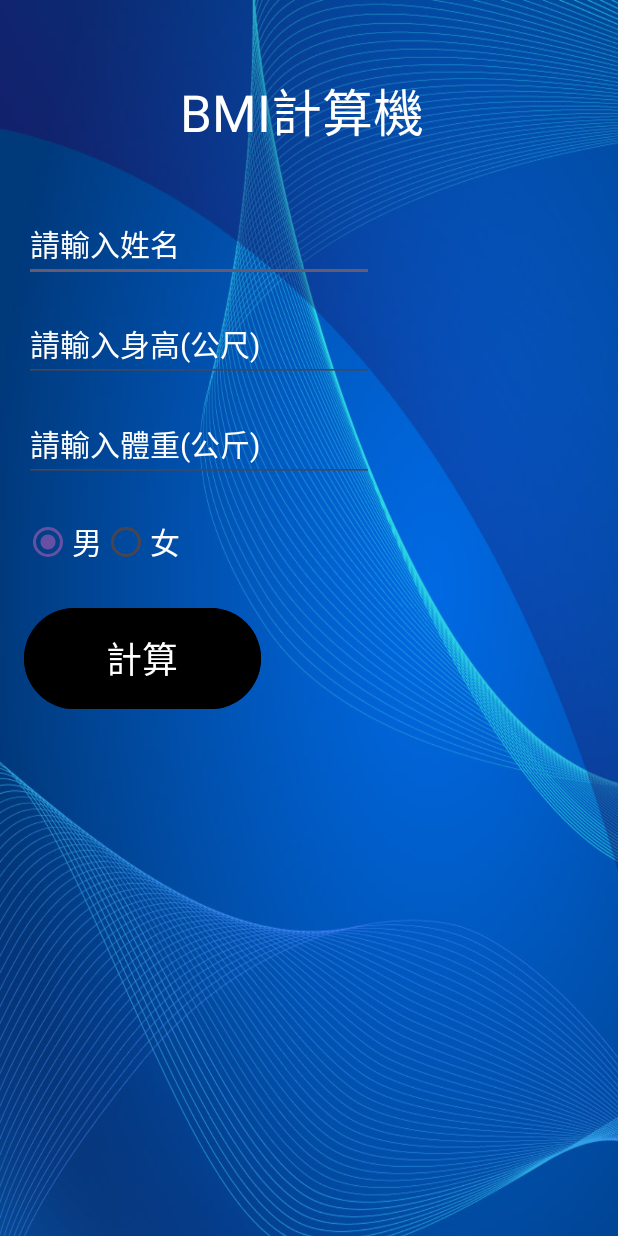
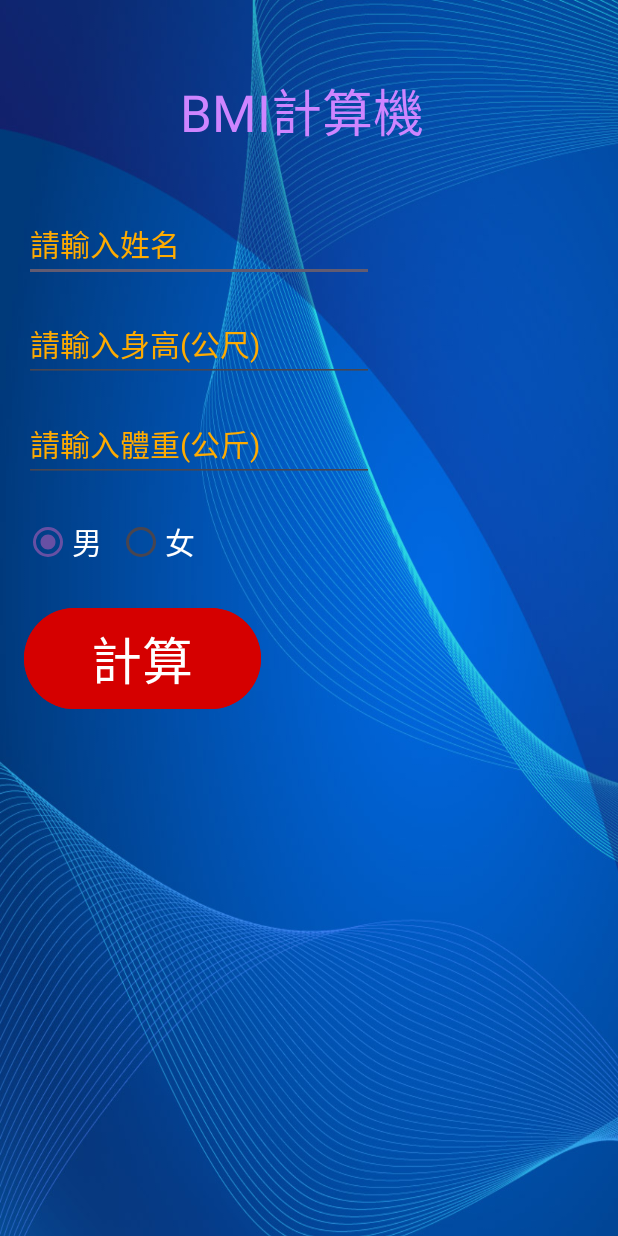
Before and after one commit to JeffreyLee143/AGILE-METHODOLOGY-FOR-MOBILE-APPLICATION-DEVELOPMENT, an Android app: the screen it shows after launch (MainActivity), on a phone screen of 412 x 824 dp. Run offline under Robolectric (Android 15) with nearby library versions, the phone set to English and light mode, and no system bars.

Commit message:
基本功能完成

```diff
--- a/Project Implementation I/app/src/main/res/layout/activity_main.xml
+++ b/Project Implementation I/app/src/main/res/layout/activity_main.xml
@@ -22,7 +22,7 @@
         android:layout_marginStart="120dp"
         android:layout_marginTop="48dp"
         android:text="BMI計算機"
-        android:textColor="#FFFFFF"
+        android:textColor="#CE85FF"
         android:textSize="34sp"
         app:layout_constraintStart_toStartOf="parent"
         app:layout_constraintTop_toTopOf="parent" />
@@ -36,8 +36,8 @@
         android:ems="10"
         android:hint="請輸入姓名"
         android:inputType="text"
-        android:textColor="#FFFFFF"
-        android:textColorHint="@color/white"
+        android:textColor="#FFAB00"
+        android:textColorHint="#FFAB00"
         android:textSize="20sp"
         app:layout_constraintStart_toStartOf="parent"
         app:layout_constraintTop_toBottomOf="@+id/tvGuide" />
@@ -47,9 +47,9 @@
         android:layout_width="158dp"
         android:layout_height="75dp"
         android:layout_marginTop="16dp"
-        android:backgroundTint="#000000"
+        android:backgroundTint="#D50000"
         android:text="計算"
-        android:textSize="24sp"
+        android:textSize="34sp"
         app:layout_constraintStart_toStartOf="@+id/rdgrpGender"
         app:layout_constraintTop_toBottomOf="@+id/rdgrpGender" />
 
@@ -61,8 +61,8 @@
         android:ems="10"
         android:hint="請輸入身高(公尺)"
         android:inputType="numberDecimal"
-        android:textColor="#FFFFFF"
-        android:textColorHint="@color/white"
+        android:textColor="#FFAB00"
+        android:textColorHint="#FFAB00"
         android:textSize="20sp"
         app:layout_constraintStart_toStartOf="@+id/edName"
         app:layout_constraintTop_toBottomOf="@+id/edName" />
@@ -75,8 +75,8 @@
         android:ems="10"
         android:hint="請輸入體重(公斤)"
         android:inputType="numberDecimal"
-        android:textColor="#FFFFFF"
-        android:textColorHint="@color/white"
+        android:textColor="#FFAB00"
+        android:textColorHint="#FFAB00"
         android:textSize="20sp"
         app:layout_constraintStart_toStartOf="@+id/edHeight"
         app:layout_constraintTop_toBottomOf="@+id/edHeight" />
@@ -92,7 +92,7 @@
 
         <RadioButton
             android:id="@+id/radioButton"
-            android:layout_width="wrap_content"
+            android:layout_width="62dp"
             android:layout_height="match_parent"
             android:checked="true"
             android:text="男"
@@ -114,11 +114,11 @@
         android:id="@+id/tvText"
         android:layout_width="wrap_content"
         android:layout_height="wrap_content"
-        android:layout_marginStart="20dp"
-        android:layout_marginTop="44dp"
+        android:layout_marginStart="16dp"
+        android:layout_marginTop="4dp"
         android:textColor="@color/white"
-        android:textSize="20sp"
-        app:layout_constraintStart_toEndOf="@+id/btnCalculate"
-        app:layout_constraintTop_toBottomOf="@+id/rdgrpGender" />
+        android:textSize="34sp"
+        app:layout_constraintStart_toStartOf="@+id/imageView"
+        app:layout_constraintTop_toBottomOf="@+id/btnCalculate" />
 
 </androidx.constraintlayout.widget.ConstraintLayout>
```
Also changed, not shown: Project Implementation I/app/src/main/java/com/example/projectimplementationi/MainActivity.kt (+16 -5 lines).
